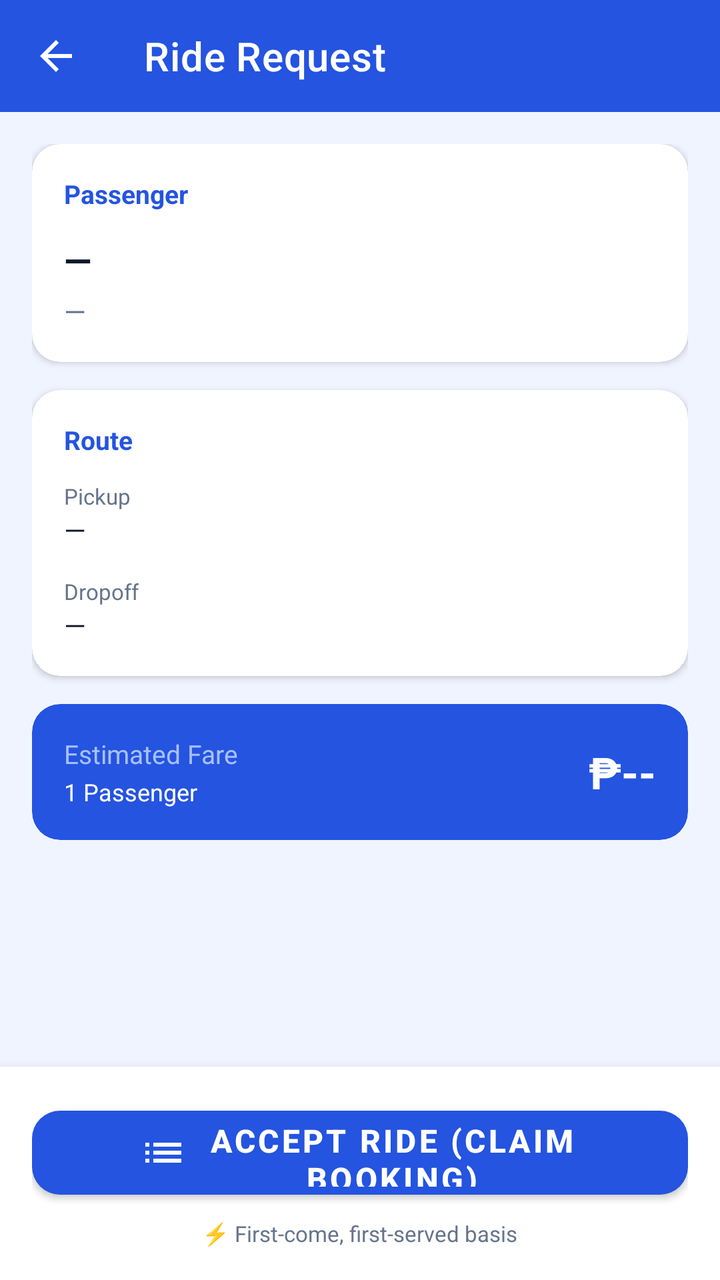
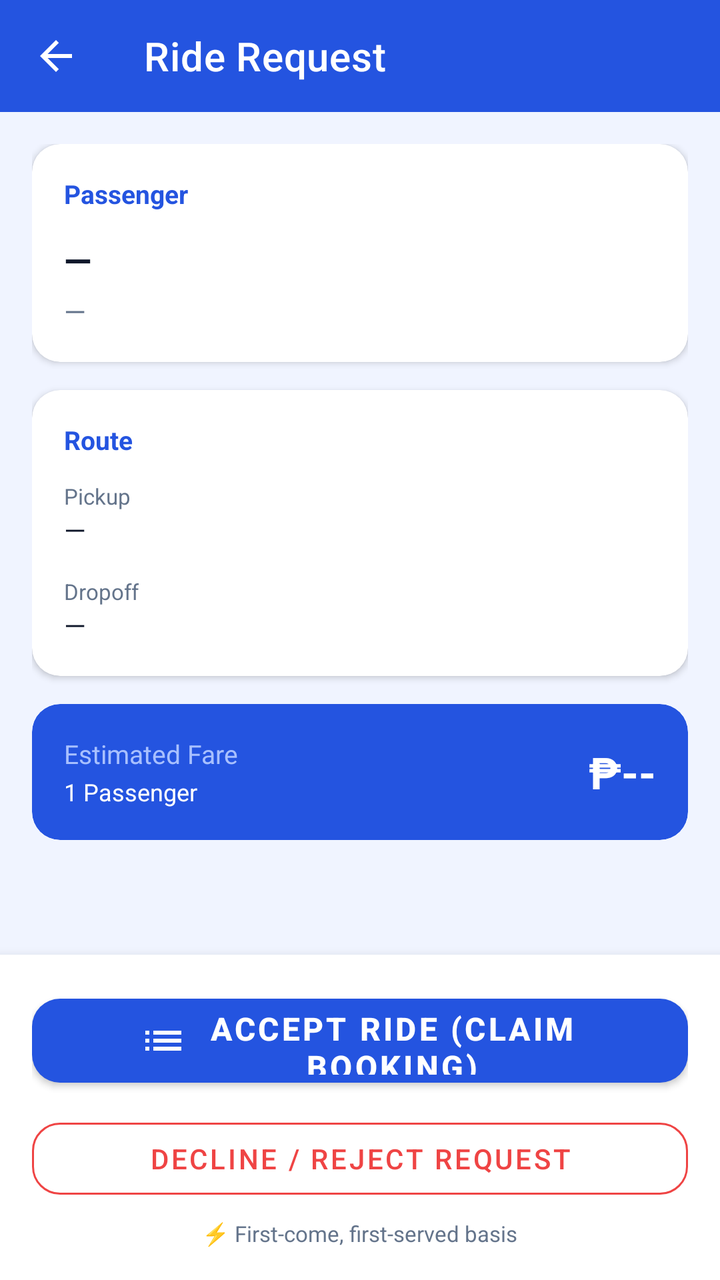

Screens rendered from an Android XML layout before and after an edit, with the pre-edit source and the edit as a unified diff.
<!-- AndroidManifest.xml: application theme Theme.PiatMoveDriver -->
<!-- res/layout/activity_ride_request.xml -->
<?xml version="1.0" encoding="utf-8"?>
<LinearLayout xmlns:android="http://schemas.android.com/apk/res/android"
    xmlns:app="http://schemas.android.com/apk/res-auto"
    android:layout_width="match_parent"
    android:layout_height="match_parent"
    android:orientation="vertical"
    android:background="@color/colorBackground">

    <com.google.android.material.appbar.AppBarLayout
        android:layout_width="match_parent"
        android:layout_height="wrap_content">
        <com.google.android.material.appbar.MaterialToolbar
            android:id="@+id/toolbar"
            android:layout_width="match_parent"
            android:layout_height="?attr/actionBarSize"
            android:background="@color/colorPrimary"
            app:navigationIcon="@drawable/ic_back"
            app:title="@string/ride_request_title"
            app:titleTextColor="@color/white" />
    </com.google.android.material.appbar.AppBarLayout>

    <ScrollView
        android:layout_width="match_parent"
        android:layout_height="0dp"
        android:layout_weight="1">

        <LinearLayout
            android:layout_width="match_parent"
            android:layout_height="wrap_content"
            android:orientation="vertical"
            android:padding="16dp">

            
            <com.google.android.material.card.MaterialCardView
                android:layout_width="match_parent"
                android:layout_height="wrap_content"
                android:layout_marginBottom="14dp"
                app:cardCornerRadius="14dp"
                app:cardElevation="2dp">
                <LinearLayout
                    android:layout_width="match_parent"
                    android:layout_height="wrap_content"
                    android:orientation="vertical"
                    android:padding="16dp">
                    <TextView
                        android:layout_width="wrap_content"
                        android:layout_height="wrap_content"
                        android:layout_marginBottom="12dp"
                        android:text="Passenger"
                        android:textColor="@color/colorPrimary"
                        android:textSize="13sp"
                        android:textStyle="bold" />
                    <TextView
                        android:id="@+id/tvPassengerName"
                        android:layout_width="wrap_content"
                        android:layout_height="wrap_content"
                        android:text="—"
                        android:textColor="@color/black"
                        android:textSize="18sp"
                        android:textStyle="bold" />
                    <TextView
                        android:id="@+id/tvPassengerPhone"
                        android:layout_width="wrap_content"
                        android:layout_height="wrap_content"
                        android:layout_marginTop="4dp"
                        android:text="—"
                        android:textColor="@color/grey_text"
                        android:textSize="14sp" />
                </LinearLayout>
            </com.google.android.material.card.MaterialCardView>

            
            <com.google.android.material.card.MaterialCardView
                android:layout_width="match_parent"
                android:layout_height="wrap_content"
                android:layout_marginBottom="14dp"
                app:cardCornerRadius="14dp"
                app:cardElevation="2dp">
                <LinearLayout
                    android:layout_width="match_parent"
                    android:layout_height="wrap_content"
                    android:orientation="vertical"
                    android:padding="16dp">

                    <TextView
                        android:layout_width="wrap_content"
                        android:layout_height="wrap_content"
                        android:layout_marginBottom="12dp"
                        android:text="Route"
                        android:textColor="@color/colorPrimary"
                        android:textSize="13sp"
                        android:textStyle="bold" />

                    <TextView
                        android:layout_width="wrap_content"
                        android:layout_height="wrap_content"
                        android:text="@string/lbl_pickup"
                        android:textColor="@color/grey_text"
                        android:textSize="11sp" />
                    <TextView
                        android:id="@+id/tvPickup"
                        android:layout_width="match_parent"
                        android:layout_height="wrap_content"
                        android:layout_marginBottom="14dp"
                        android:text="—"
                        android:textColor="@color/black"
                        android:textSize="14sp" />

                    <TextView
                        android:layout_width="wrap_content"
                        android:layout_height="wrap_content"
                        android:text="@string/lbl_dropoff"
                        android:textColor="@color/grey_text"
                        android:textSize="11sp" />
                    <TextView
                        android:id="@+id/tvDropoff"
                        android:layout_width="match_parent"
                        android:layout_height="wrap_content"
                        android:text="—"
                        android:textColor="@color/black"
                        android:textSize="14sp" />
                </LinearLayout>
            </com.google.android.material.card.MaterialCardView>

            
            <com.google.android.material.card.MaterialCardView
                android:layout_width="match_parent"
                android:layout_height="wrap_content"
                android:layout_marginBottom="12dp"
                app:cardBackgroundColor="@color/colorPrimary"
                app:cardCornerRadius="14dp"
                app:cardElevation="0dp">
                <LinearLayout
                    android:layout_width="match_parent"
                    android:layout_height="wrap_content"
                    android:gravity="center_vertical"
                    android:orientation="horizontal"
                    android:padding="16dp">
                    <LinearLayout
                        android:layout_width="0dp"
                        android:layout_height="wrap_content"
                        android:layout_weight="1"
                        android:orientation="vertical">
                        <TextView
                            android:layout_width="wrap_content"
                            android:layout_height="wrap_content"
                            android:text="@string/lbl_fare"
                            android:textColor="@color/colorHeroSubtitle"
                            android:textSize="13sp" />
                        <TextView
                            android:id="@+id/tvFareBreakdown"
                            android:layout_width="wrap_content"
                            android:layout_height="wrap_content"
                            android:layout_marginTop="2dp"
                            android:text="1 Passenger"
                            android:textColor="@color/white"
                            android:textSize="12sp" />
                    </LinearLayout>
                    <TextView
                        android:id="@+id/tvFare"
                        android:layout_width="wrap_content"
                        android:layout_height="wrap_content"
                        android:text="₱--"
                        android:textColor="@color/white"
                        android:textSize="22sp"
                        android:textStyle="bold" />
                </LinearLayout>
            </com.google.android.material.card.MaterialCardView>

            
            <com.google.android.material.card.MaterialCardView
                android:id="@+id/cardDiscountNotice"
                android:layout_width="match_parent"
                android:layout_height="wrap_content"
                android:layout_marginBottom="24dp"
                android:visibility="gone"
                app:cardBackgroundColor="#FFFBEB"
                app:cardCornerRadius="14dp"
                app:cardElevation="0dp"
                app:strokeColor="#FCD34D"
                app:strokeWidth="1dp">
                <LinearLayout
                    android:layout_width="match_parent"
                    android:layout_height="wrap_content"
                    android:orientation="horizontal"
                    android:padding="14dp">
                    <TextView
                        android:layout_width="wrap_content"
                        android:layout_height="wrap_content"
                        android:layout_marginEnd="10dp"
                        android:text="⚠️"
                        android:textSize="18sp" />
                    <LinearLayout
                        android:layout_width="0dp"
                        android:layout_height="wrap_content"
                        android:layout_weight="1"
                        android:orientation="vertical">
                        <TextView
                            android:layout_width="wrap_content"
                            android:layout_height="wrap_content"
                            android:text="Discount ID Verification"
                            android:textColor="#B45309"
                            android:textSize="13sp"
                            android:textStyle="bold" />
                        <TextView
                            android:id="@+id/tvDiscountNotice"
                            android:layout_width="wrap_content"
                            android:layout_height="wrap_content"
                            android:layout_marginTop="2dp"
                            android:text="Passenger requested a 20% discount. Please verify their eligible ID/document upon boarding."
                            android:textColor="#92400E"
                            android:textSize="11sp" />
                    </LinearLayout>
                </LinearLayout>
            </com.google.android.material.card.MaterialCardView>

        </LinearLayout>
    </ScrollView>

    
    <LinearLayout
        android:layout_width="match_parent"
        android:layout_height="wrap_content"
        android:background="@color/colorSurface"
        android:elevation="8dp"
        android:orientation="vertical"
        android:padding="16dp">

        <com.google.android.material.button.MaterialButton
            android:id="@+id/btnAccept"
            android:layout_width="match_parent"
            android:layout_height="54dp"
            android:text="Accept Ride (Claim Booking)"
            android:textSize="16sp"
            android:textStyle="bold"
            app:cornerRadius="14dp"
            app:icon="@drawable/ic_requests"
            app:iconGravity="textStart"
            app:iconPadding="8dp" />

        <TextView
            android:layout_width="wrap_content"
            android:layout_height="wrap_content"
            android:layout_gravity="center"
            android:layout_marginTop="6dp"
            android:text="⚡ First-come, first-served basis"
            android:textColor="@color/grey_text"
            android:textSize="11sp" />
    </LinearLayout>

    <ProgressBar
        android:id="@+id/progressBar"
        android:layout_width="wrap_content"
        android:layout_height="wrap_content"
        android:layout_gravity="center"
        android:visibility="gone" />

</LinearLayout>
<!-- resources referenced by this layout -->
<resources>
  <color name="black">#0F172A</color>
  <color name="colorBackground">#F0F4FF</color>
  <color name="colorHeroSubtitle">#A8C0FF</color>
  <color name="colorPrimary">#2454E0</color>
  <color name="colorSurface">#FFFFFF</color>
  <color name="grey_text">#64748B</color>
  <color name="white">#FFFFFF</color>
  <!-- drawable ic_back (drawable) -->
  <vector xmlns:android="http://schemas.android.com/apk/res/android"
      android:width="24dp"
      android:height="24dp"
      android:viewportWidth="24"
      android:viewportHeight="24">
      <path
          android:fillColor="@android:color/white"
          android:pathData="M20,11H7.83l5.59,-5.59L12,4l-8,8 8,8 1.41,-1.41L7.83,13H20v-2z" />
  </vector>
  <!-- drawable ic_requests (drawable) -->
  <vector xmlns:android="http://schemas.android.com/apk/res/android"
      android:width="24dp"
      android:height="24dp"
      android:viewportWidth="24"
      android:viewportHeight="24">
      <path
          android:fillColor="#64748B"
          android:pathData="M3,13h2v-2H3v2zm0,4h2v-2H3v2zm0,-8h2V7H3v2zm4,4h14v-2H7v2zm0,4h14v-2H7v2zM7,7v2h14V7H7z" />
  </vector>
  <string name="lbl_dropoff">Dropoff</string>
  <string name="lbl_fare">Estimated Fare</string>
  <string name="lbl_pickup">Pickup</string>
  <string name="ride_request_title">Ride Request</string>
  <style name="Theme.PiatMoveDriver" parent="Theme.MaterialComponents.DayNight.NoActionBar">
          <item name="colorPrimary">@color/colorPrimary</item>
          <item name="colorPrimaryVariant">@color/colorPrimaryDark</item>
          <item name="colorOnPrimary">@color/white</item>
          <item name="colorSecondary">@color/colorAccent</item>
          <item name="colorOnSecondary">@color/white</item>
          <item name="android:statusBarColor">@color/colorPrimaryDark</item>
          <item name="materialButtonStyle">@style/Widget.App.Button</item>
          <item name="materialButtonOutlinedStyle">@style/Widget.App.Button.Outlined</item>
          <item name="shapeAppearanceMediumComponent">@style/ShapeAppearance.App.MediumComponent</item>
      </style>
  <color name="colorPrimaryDark">#1D43B8</color>
  <color name="colorAccent">#12B76A</color>
  <style name="Widget.App.Button" parent="Widget.MaterialComponents.Button">
          <item name="cornerRadius">24dp</item>
          <item name="android:paddingTop">4dp</item>
          <item name="android:paddingBottom">4dp</item>
          <item name="android:minHeight">48dp</item>
      </style>
  <style name="Widget.App.Button.Outlined" parent="Widget.MaterialComponents.Button.OutlinedButton">
          <item name="cornerRadius">24dp</item>
          <item name="android:paddingTop">4dp</item>
          <item name="android:paddingBottom">4dp</item>
          <item name="android:minHeight">48dp</item>
      </style>
  <style name="ShapeAppearance.App.MediumComponent" parent="ShapeAppearance.MaterialComponents.MediumComponent">
          <item name="cornerSize">12dp</item>
      </style>
</resources>

<!-- the commit's change to res/layout/activity_ride_request.xml (unified diff, before → after) -->
@@ -237,6 +237,18 @@
             app:icon="@drawable/ic_requests"
             app:iconGravity="textStart"
             app:iconPadding="8dp" />
+
+        <com.google.android.material.button.MaterialButton
+            android:id="@+id/btnReject"
+            style="@style/Widget.MaterialComponents.Button.OutlinedButton"
+            android:layout_width="match_parent"
+            android:layout_height="48dp"
+            android:layout_marginTop="8dp"
+            android:text="Decline / Reject Request"
+            android:textColor="@color/statusRejected"
+            android:textSize="14sp"
+            app:cornerRadius="14dp"
+            app:strokeColor="@color/statusRejected" />
 
         <TextView
             android:layout_width="wrap_content"
<!-- resource entries referenced after the edit -->
@@ -6,6 +6,7 @@
   <color name="colorPrimary">#2454E0</color>
   <color name="colorSurface">#FFFFFF</color>
   <color name="grey_text">#64748B</color>
+  <color name="statusRejected">#EF4444</color>
   <color name="white">#FFFFFF</color>
   <!-- drawable ic_back (drawable) -->
   <vector xmlns:android="http://schemas.android.com/apk/res/android"
